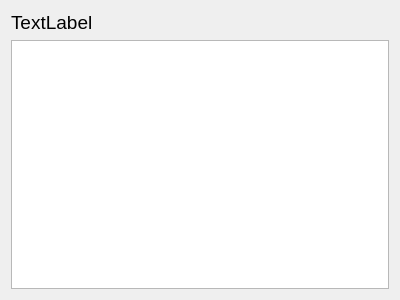
First picture: the form in client/ui/instancepanel.ui, repository DevSasha/iDeA-Craft-Client, before the edit.
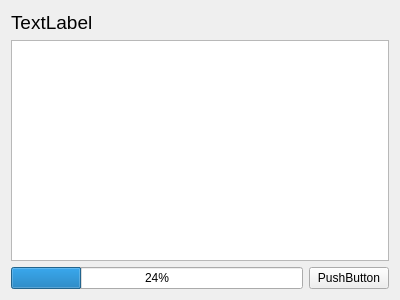
Second picture: the form after the edit.

Commit message: [NEW] Display progress of download

```diff
--- a/client/ui/instancepanel.ui
+++ b/client/ui/instancepanel.ui
@@ -35,6 +35,24 @@
    <item>
     <widget class="QTextBrowser" name="description"/>
    </item>
+   <item>
+    <layout class="QHBoxLayout" name="horizontalLayout">
+     <item>
+      <widget class="QProgressBar" name="progressBar">
+       <property name="value">
+        <number>24</number>
+       </property>
+      </widget>
+     </item>
+     <item>
+      <widget class="QPushButton" name="runInstance">
+       <property name="text">
+        <string>PushButton</string>
+       </property>
+      </widget>
+     </item>
+    </layout>
+   </item>
   </layout>
  </widget>
  <resources/>
```
The commit also changes 6 other files.
